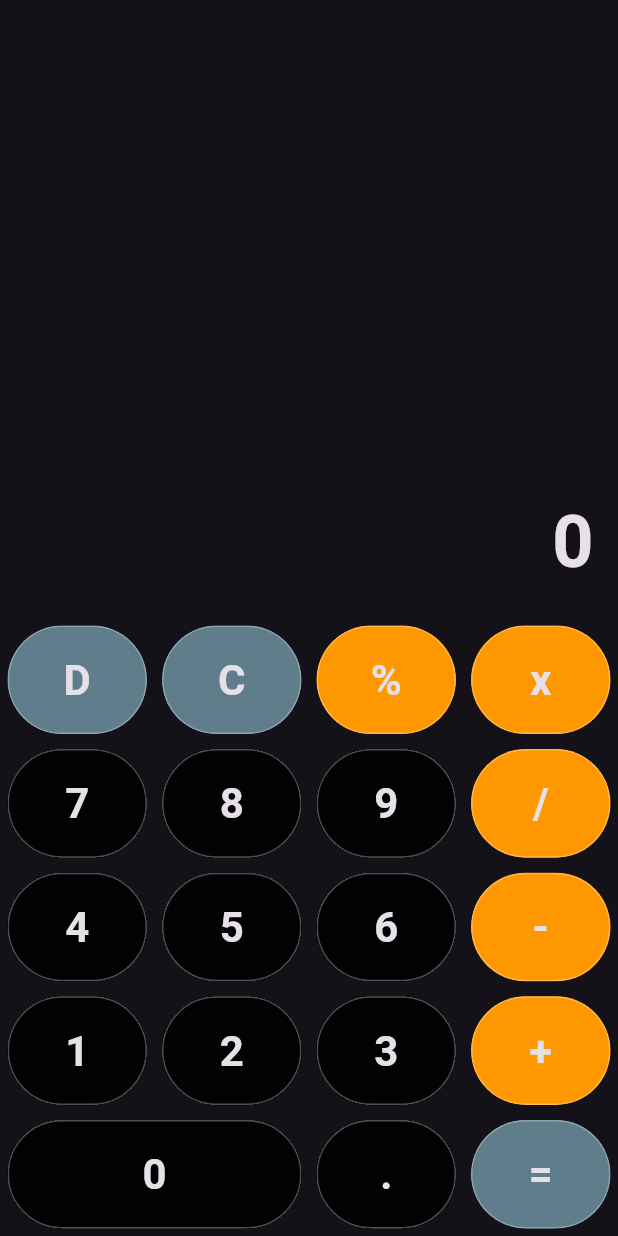
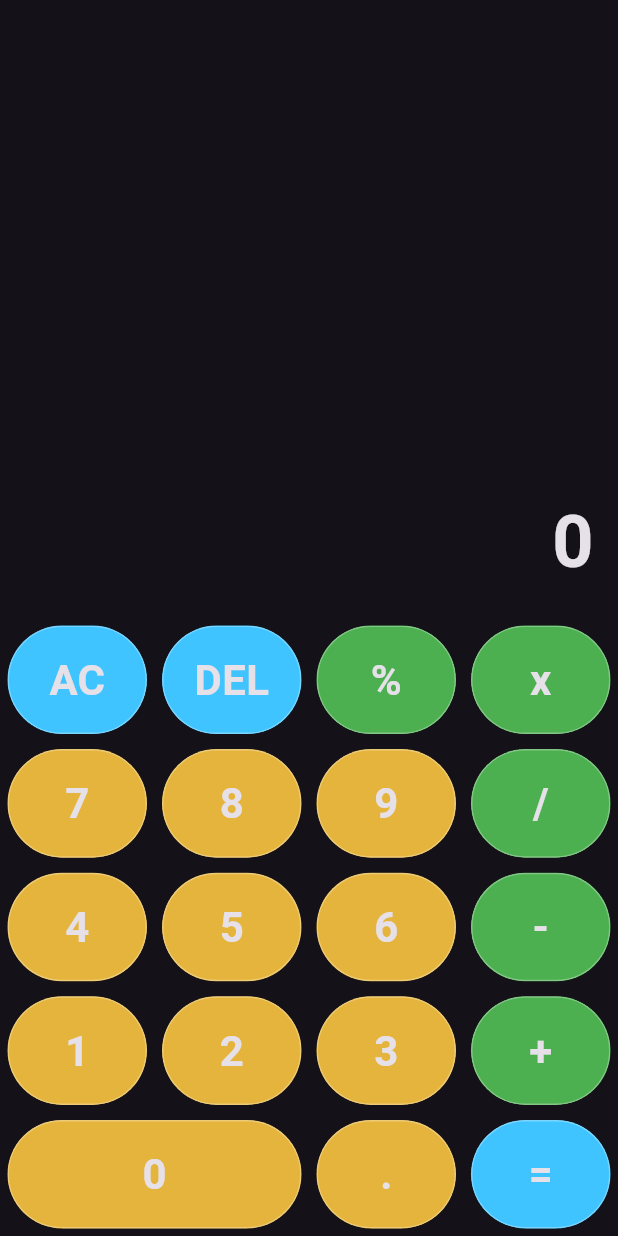
Before and after one commit to christopherjneelankavil/calculator, a Flutter app: the screen it shows after launch, on a phone screen of 412 x 824 dp. Run offline on Flutter 3.47's test engine with Material 3 defaults, Android fonts, the phone set to English and light mode, and no system bars.

Commit message:
Edited buttons and added color

```diff
--- a/lib/buttons_list.dart
+++ b/lib/buttons_list.dart
@@ -1,6 +1,6 @@
 class Btn{
-  static const String delete="D";
-  static const String clear="C";
+  static const String delete="DEL";
+  static const String clear="AC";
   static const String percent="%";
   static const String multiply="x";
   static const String divide="/";
@@ -21,8 +21,8 @@ class Btn{
   static const String num9="9";
 
 static const List<String> btnVal = [
+  clear,
   delete,
-  clear,
   percent,
   multiply,
   num7,
--- a/lib/calculator_screen.dart
+++ b/lib/calculator_screen.dart
@@ -1,5 +1,4 @@
-
-
+//flutter calculator
 import 'package:calculator/buttons_list.dart';
 import 'package:flutter/material.dart';
 
@@ -91,11 +90,11 @@ class _CalculatorScreenState extends State<CalculatorScreen> {
 
   Color btnColor(val) {
     return [Btn.delete, Btn.clear, Btn.ans].contains(val)
-        ? Colors.blueGrey
+        ? Colors.lightBlueAccent
         : [Btn.add, Btn.subtract, Btn.multiply, Btn.divide, Btn.percent]
                 .contains(val)
-            ? Colors.orange
-            : Colors.black87;
+            ? Colors.green
+            : const Color.fromARGB(255, 229, 180, 60);
   }
 
   void appendVal(String val) {
```
